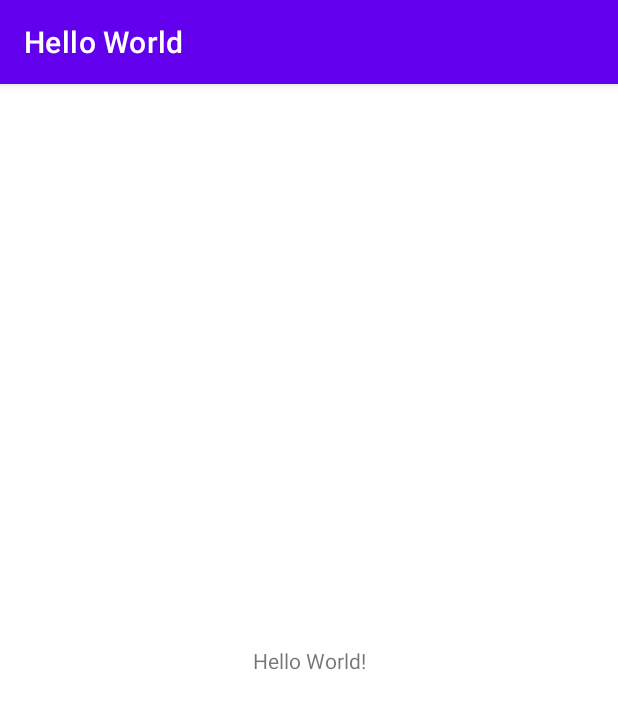
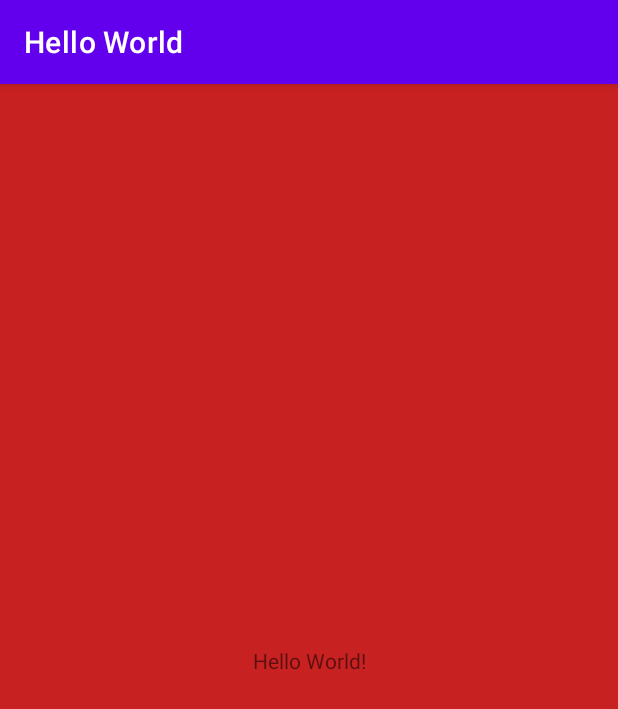
Before and after one commit to isAnyone/HelloWorld, an Android app: the screen it shows after launch (MainActivity), on a phone screen of 412 x 824 dp. Shown: the top 709 px of the screen. Run offline under Robolectric (Android 15) with nearby library versions, the phone set to English and light mode, and no system bars.

Commit message:
Change background color

```diff
--- a/app/src/main/res/layout/activity_main.xml
+++ b/app/src/main/res/layout/activity_main.xml
@@ -4,6 +4,7 @@
     xmlns:tools="http://schemas.android.com/tools"
     android:layout_width="match_parent"
     android:layout_height="match_parent"
+    android:background="#C82121"
     tools:context=".MainActivity">
 
     <TextView
```
